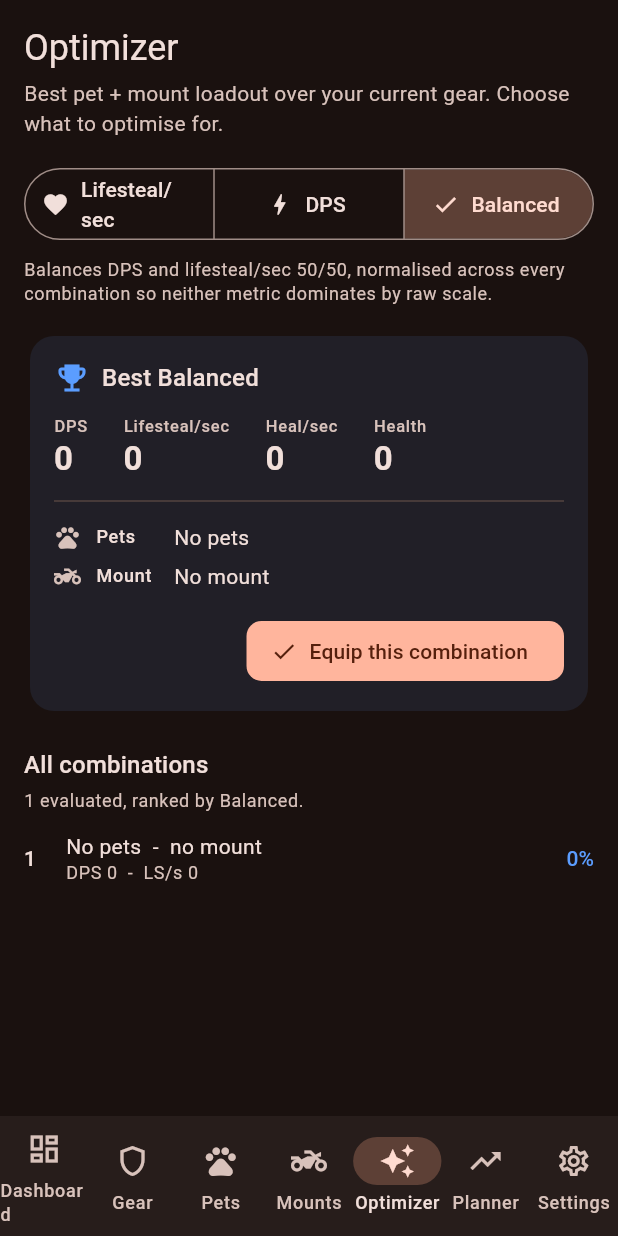
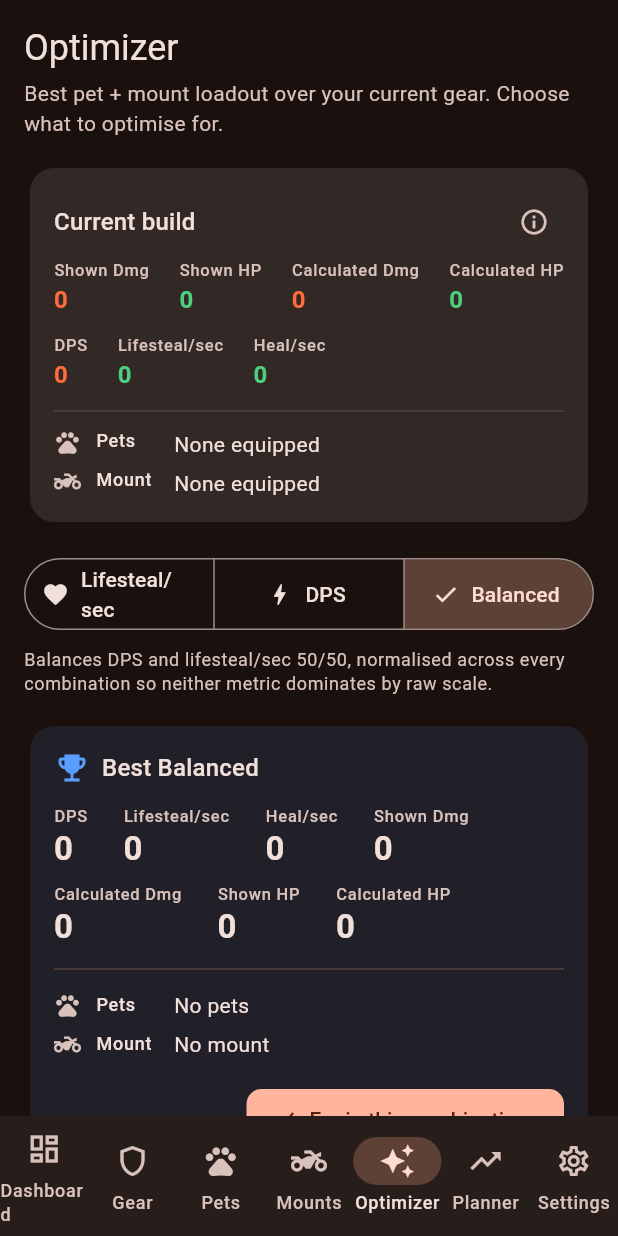
Before and after one commit to athoschiari/forge-master-calculator, a Flutter app: the screen it shows after launch, item 5 of the bottom bar chosen, on a phone screen of 412 x 824 dp. Run offline on Flutter 3.47's test engine with Material 3 defaults, Android fonts, the phone set to English and light mode, and no system bars; our stand-ins replace file_picker, shared_preferences; missing offline and left inert: excel.

Commit message:
Add current-build summary banner to Planner and Optimizer
Surfaces shown/calculated Damage and HP, DPS, lifesteal/sec, heal/sec,
and the currently equipped pets/mount at a glance, with a substat
breakdown behind an info icon, so both screens stay anchored to what's
actually equipped while they suggest changes to it. Also extends the
Optimizer's "Best" card with shown and calculated Damage/HP.

Co-Authored-By: Claude Sonnet 5 <noreply@anthropic.com>

```diff
--- a/lib/screens/dashboard.dart
+++ b/lib/screens/dashboard.dart
@@ -7,23 +7,6 @@ import '../state/app_state.dart';
 import '../theme/app_theme.dart';
 import '../utils/formatting.dart';
 import '../widgets/stat_card.dart';
-
-/// Substats in the same order the spreadsheet lists them on Profile Comparison.
-const List<SubstatType> _statOrder = [
-  SubstatType.critChance,
-  SubstatType.critDamage,
-  SubstatType.blockChance,
-  SubstatType.regen,
-  SubstatType.lifesteal,
-  SubstatType.doubleChance,
-  SubstatType.damage,
-  SubstatType.meleeDmg,
-  SubstatType.rangedDmg,
-  SubstatType.attackSpeed,
-  SubstatType.health,
-  SubstatType.skillDamage,
-  SubstatType.skillCooldown,
-];
 
 /// Full build readout: the same detail as the spreadsheet's Profile Comparison
 /// and Regenlifestealdps sheets — Build/Shown/Total damage and health, the
@@ -153,7 +136,7 @@ class Dashboard extends StatelessWidget {
               children: [
                 Text('Aggregated stats', style: theme.textTheme.titleMedium),
                 const SizedBox(height: 4),
-                for (final type in _statOrder)
+                for (final type in substatDisplayOrder)
                   _StatRow(
                     type: type,
                     value: build.aggregate.sub(type),
--- a/lib/screens/optimizer_screen.dart
+++ b/lib/screens/optimizer_screen.dart
@@ -6,6 +6,7 @@ import '../models/enums.dart';
 import '../state/app_state.dart';
 import '../theme/app_theme.dart';
 import '../utils/formatting.dart';
+import '../widgets/build_summary_banner.dart';
 
 /// The optimizer. Evaluates every pet + mount combination over the current gear
 /// and presents the best loadout for each of the three objectives:
@@ -49,6 +50,12 @@ class _OptimizerScreenState extends State<OptimizerScreen> {
           style: theme.textTheme.bodyMedium?.copyWith(
             color: theme.colorScheme.onSurfaceVariant,
           ),
+        ),
+        const SizedBox(height: 16),
+        BuildSummaryBanner(
+          result: state.currentBuild,
+          pets: state.equippedPets,
+          mount: state.equippedMount,
         ),
         const SizedBox(height: 16),
         SegmentedButton<OptimizationMode>(
@@ -226,7 +233,25 @@ class _BestCard extends StatelessWidget {
                   accent: MetricColors.lifesteal,
                 ),
                 _Metric(
-                  label: 'Health',
+                  label: 'Shown Dmg',
+                  value: formatSheetCompact(build.shownDamage),
+                  highlight: false,
+                  accent: MetricColors.damage,
+                ),
+                _Metric(
+                  label: 'Calculated Dmg',
+                  value: formatCompact(build.totalDamage),
+                  highlight: false,
+                  accent: MetricColors.damage,
+                ),
+                _Metric(
+                  label: 'Shown HP',
+                  value: formatSheetCompact(build.shownHealth),
+                  highlight: false,
+                  accent: MetricColors.health,
+                ),
+                _Metric(
+                  label: 'Calculated HP',
                   value: formatCompact(build.totalHealth),
                   highlight: false,
                   accent: MetricColors.health,
--- a/lib/screens/planner_screen.dart
+++ b/lib/screens/planner_screen.dart
@@ -9,6 +9,7 @@ import '../models/pet.dart';
 import '../state/app_state.dart';
 import '../theme/app_theme.dart';
 import '../utils/formatting.dart';
+import '../widgets/build_summary_banner.dart';
 
 /// A single suggested change and its projected effect on the chosen metric.
 class _Move {
@@ -119,6 +120,12 @@ class _PlannerScreenState extends State<PlannerScreen> {
           ),
         ),
         const SizedBox(height: 16),
+        BuildSummaryBanner(
+          result: current,
+          pets: state.equippedPets,
+          mount: state.equippedMount,
+        ),
+        const SizedBox(height: 16),
         SegmentedButton<OptimizationMode>(
           segments: const [
             ButtonSegment(
--- a/lib/utils/formatting.dart
+++ b/lib/utils/formatting.dart
@@ -1,6 +1,26 @@
 import '../models/enums.dart';
 import '../models/pet.dart';
 import '../models/stats.dart';
+
+/// Substats in the same order the spreadsheet lists them on Profile
+/// Comparison. Shared by every screen that renders a full substat breakdown
+/// (the dashboard's aggregated-stats card, the build summary banner's info
+/// modal) so the ordering stays consistent app-wide.
+const List<SubstatType> substatDisplayOrder = [
+  SubstatType.critChance,
+  SubstatType.critDamage,
+  SubstatType.blockChance,
+  SubstatType.regen,
+  SubstatType.lifesteal,
+  SubstatType.doubleChance,
+  SubstatType.damage,
+  SubstatType.meleeDmg,
+  SubstatType.rangedDmg,
+  SubstatType.attackSpeed,
+  SubstatType.health,
+  SubstatType.skillDamage,
+  SubstatType.skillCooldown,
+];
 
 /// Formats a raw number the way the spreadsheet displays it: compact with a
 /// k/m/b suffix. e.g. 1631547.94 -> "1.63M", 121000 -> "121K".
--- /dev/null
+++ b/lib/widgets/build_summary_banner.dart
@@ -0,0 +1,212 @@
+import 'package:flutter/material.dart';
+
+import '../models/build.dart';
+import '../models/mount.dart';
+import '../models/pet.dart';
+import '../theme/app_theme.dart';
+import '../utils/formatting.dart';
+
+/// "Current build at a glance" banner shown atop the Planner and Optimizer
+/// screens, so both stay anchored to what's actually equipped right now
+/// while they suggest changes to it: shown/calculated Damage and Health,
+/// per-second output, and the currently equipped pets/mount. The (i) icon
+/// opens the full substat breakdown without cluttering the banner itself.
+class BuildSummaryBanner extends StatelessWidget {
+  const BuildSummaryBanner({
+    super.key,
+    required this.result,
+    required this.pets,
+    required this.mount,
+  });
+
+  final BuildResult result;
+  final List<Pet> pets;
+  final Mount? mount;
+
+  @override
+  Widget build(BuildContext context) {
+    final theme = Theme.of(context);
+    return Card(
+      child: Padding(
+        padding: const EdgeInsets.all(16),
+        child: Column(
+          crossAxisAlignment: CrossAxisAlignment.start,
+          children: [
+            Row(
+              children: [
+                Text('Current build', style: theme.textTheme.titleMedium),
+                const Spacer(),
+                IconButton(
+                  tooltip: 'Substat breakdown',
+                  icon: const Icon(Icons.info_outline, size: 20),
+                  visualDensity: VisualDensity.compact,
+                  onPressed: () => _showSubstats(context),
+                ),
+              ],
+            ),
+            const SizedBox(height: 4),
+            Wrap(
+              spacing: 20,
+              runSpacing: 10,
+              children: [
+                _Stat(
+                  label: 'Shown Dmg',
+                  value: formatSheetCompact(result.shownDamage),
+                  accent: MetricColors.damage,
+                ),
+                _Stat(
+                  label: 'Shown HP',
+                  value: formatSheetCompact(result.shownHealth),
+                  accent: MetricColors.health,
+                ),
+                _Stat(
+                  label: 'Calculated Dmg',
+                  value: formatCompact(result.totalDamage),
+                  accent: MetricColors.damage,
+                ),
+                _Stat(
+                  label: 'Calculated HP',
+                  value: formatCompact(result.totalHealth),
+                  accent: MetricColors.health,
+                ),
+                _Stat(
+                  label: 'DPS',
+                  value: formatCompact(result.dps),
+                  accent: MetricColors.dps,
+                ),
+                _Stat(
+                  label: 'Lifesteal/sec',
+                  value: formatCompact(result.lifestealPerSecond),
+                  accent: MetricColors.lifesteal,
+                ),
+                _Stat(
+                  label: 'Heal/sec',
+                  value: formatCompact(result.healPerSecond),
+                  accent: MetricColors.lifesteal,
+                ),
+              ],
+            ),
+            const Divider(height: 24),
+            _LoadoutLine(
+              icon: Icons.pets,
+              label: 'Pets',
+              value: pets.isEmpty
+                  ? 'None equipped'
+                  : pets.map(describePet).join('   |   '),
+            ),
+            const SizedBox(height: 6),
+            _LoadoutLine(
+              icon: Icons.two_wheeler,
+              label: 'Mount',
+              value: mount == null
+                  ? 'None equipped'
+                  : describePiece(
+                      substats: mount!.substats,
+                      damage: mount!.mainDamage,
+                      health: mount!.mainHealth),
+            ),
+          ],
+        ),
+      ),
+    );
+  }
+
+  void _showSubstats(BuildContext context) {
+    final entries = [
+      for (final type in substatDisplayOrder)
+        if (result.aggregate.sub(type) != 0) type,
+    ];
+    showDialog<void>(
+      context: context,
+      builder: (dialogContext) => AlertDialog(
+        title: const Text('Substats'),
+        content: SizedBox(
+          width: 320,
+          child: entries.isEmpty
+              ? const Text('No substats equipped.')
+              : Column(
+                  mainAxisSize: MainAxisSize.min,
+                  children: [
+                    for (final type in entries)
+                      Padding(
+                        padding: const EdgeInsets.symmetric(vertical: 4),
+                        child: Row(
+                          children: [
+                            Expanded(child: Text(type.label)),
+                            Text(
+                              formatStatValue(
+                                  type, result.aggregate.sub(type)),
+                              style:
+                                  const TextStyle(fontWeight: FontWeight.w600),
+                            ),
+                          ],
+                        ),
+                      ),
+                  ],
+                ),
+        ),
+        actions: [
+          TextButton(
+            onPressed: () => Navigator.of(dialogContext).pop(),
+            child: const Text('Close'),
+          ),
+        ],
+      ),
+    );
+  }
+}
+
+class _Stat extends StatelessWidget {
+  const _Stat({required this.label, required this.value, required this.accent});
+
+  final String label;
+  final String value;
+  final Color accent;
+
+  @override
+  Widget build(BuildContext context) {
+    final theme = Theme.of(context);
+    return Column(
+      crossAxisAlignment: CrossAxisAlignment.start,
+      mainAxisSize: MainAxisSize.min,
+      children: [
+        Text(
+          label,
+          style: theme.textTheme.labelSmall
+              ?.copyWith(color: theme.colorScheme.onSurfaceVariant),
+        ),
+        Text(
+          value,
+          style: theme.textTheme.titleMedium
+              ?.copyWith(color: accent, fontWeight: FontWeight.bold),
+        ),
+      ],
+    );
+  }
+}
+
+class _LoadoutLine extends StatelessWidget {
+  const _LoadoutLine({
+    required this.icon,
+    required this.label,
+    required this.value,
+  });
+
+  final IconData icon;
+  final String label;
+  final String value;
+
+  @override
+  Widget build(BuildContext context) {
+    final theme = Theme.of(context);
+    return Row(
+      crossAxisAlignment: CrossAxisAlignment.start,
+      children: [
+        Icon(icon, size: 18, color: theme.colorScheme.onSurfaceVariant),
+        const SizedBox(width: 10),
+        SizedBox(width: 52, child: Text(label, style: theme.textTheme.labelMedium)),
+        Expanded(child: Text(value, style: theme.textTheme.bodyMedium)),
+      ],
+    );
+  }
+}
```
Also changed, not shown: 1 other file.
